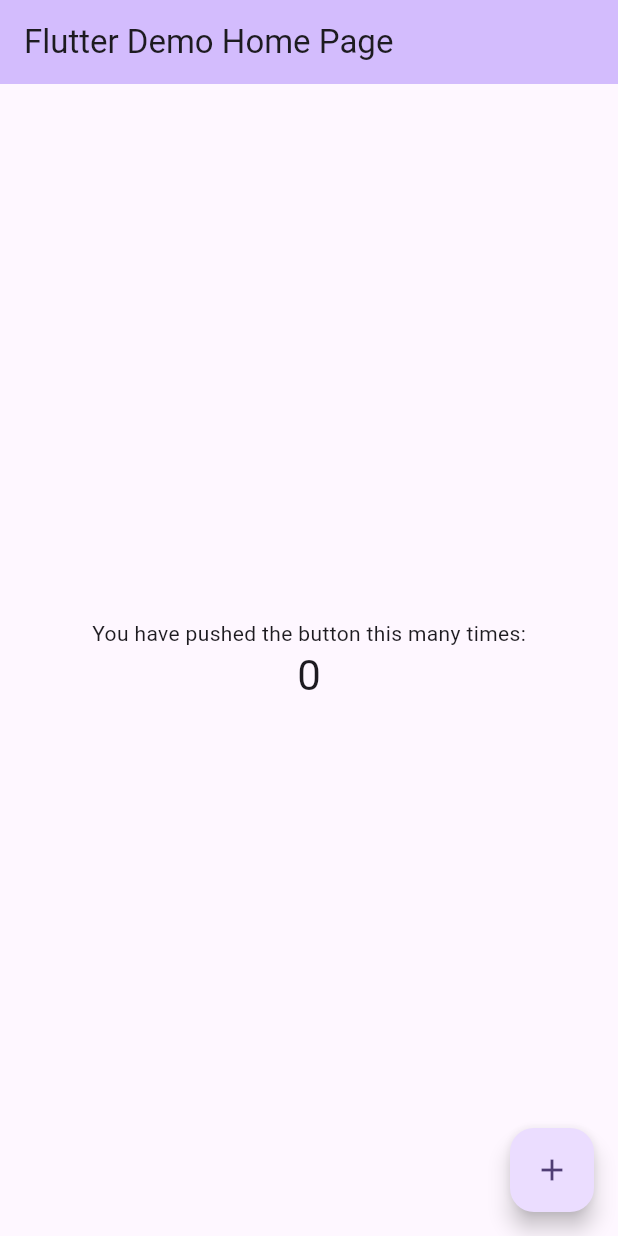
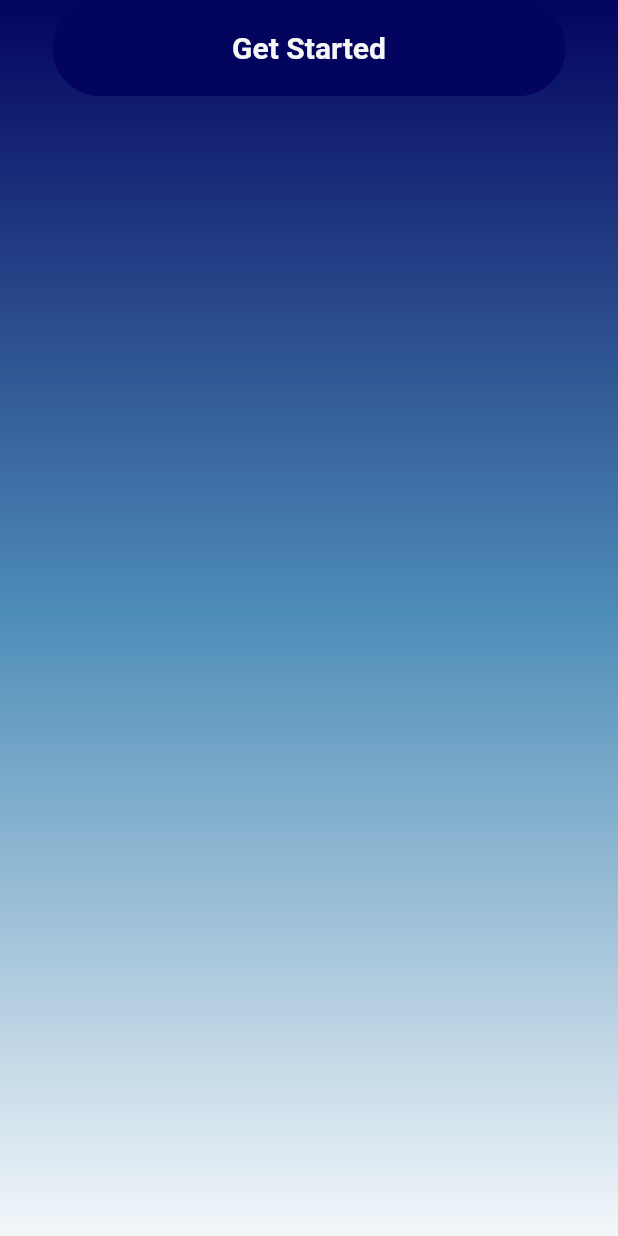
Before and after one commit to Bisho-George/Estegatha-mobile-application, a Flutter app: the screen it shows after launch, on a phone screen of 412 x 824 dp. Run offline on Flutter 3.47's test engine with Material 3 defaults, Android fonts, the phone set to English and light mode, and no system bars.

Commit message:
initLanding

```diff
--- /dev/null
+++ b/lib/authentication/presentation/pages/landing.dart
@@ -0,0 +1,37 @@
+import 'package:estegatha/components/buttons.dart';
+import 'package:flutter/material.dart';
+
+class LandingIntro extends StatelessWidget {
+  const LandingIntro({super.key});
+
+  @override
+  Widget build(BuildContext context) {
+    return Scaffold(
+      body: Container(
+        width: double.infinity,
+        decoration: const BoxDecoration(
+          gradient: LinearGradient(
+            begin: Alignment.topCenter,
+            end: Alignment.bottomCenter,
+            colors: [
+              Color(0xFF03045E),
+              Color(0xFF4F8EB9),
+              Color(0xFFF3F7FA)
+            ],
+          ),
+        ),
+        child: ListView(
+          children: <Widget>[
+            Align(
+              alignment: Alignment.bottomCenter,
+              child: CustomElevatedButton(
+                labelText: "Get Started",
+                onPressed: (){},
+              ),
+            )
+          ],
+        ),
+      ),
+    );
+  }
+}
--- /dev/null
+++ b/lib/components/buttons.dart
@@ -0,0 +1,45 @@
+import 'package:estegatha/utils/constant/colors.dart';
+import 'package:estegatha/utils/constant/sizes.dart';
+import 'package:flutter/material.dart';
+
+class CustomElevatedButton extends StatelessWidget {
+  const CustomElevatedButton({
+    super.key,
+    required this.onPressed,
+    required this.labelText,
+    this.formKey,
+  });
+
+  final GlobalKey<FormState>? formKey;
+  final void Function() onPressed;
+  final String labelText;
+
+  @override
+  Widget build(BuildContext context) {
+    return SizedBox(
+      width: ConstantSizes.buttonWidth,
+      height: ConstantSizes.buttonHeight
+      ,
+      child: ElevatedButton(
+        style: ElevatedButton.styleFrom(
+          elevation: 0,
+          foregroundColor: ConstantColors.light,
+          backgroundColor: ConstantColors.primary,
+          disabledForegroundColor: ConstantColors.darkGrey,
+          disabledBackgroundColor: ConstantColors.buttonDisabled,
+          side: const BorderSide(color: ConstantColors.primary),
+          padding:
+          const EdgeInsets.symmetric(vertical: ConstantSizes.buttonVerticalPadding, horizontal: ConstantSizes.buttonVerticalPadding),
+          textStyle: const TextStyle(
+              fontSize: ConstantSizes.buttonFontSize,
+              color: ConstantColors.textWhite,
+              fontWeight: FontWeight.w600),
+          shape: RoundedRectangleBorder(
+              borderRadius: BorderRadius.circular(ConstantSizes.buttonRadius)),
+        ),
+        onPressed: onPressed,
+        child: Text(labelText),
+      ),
+    );
+  }
+}
--- a/lib/main.dart
+++ b/lib/main.dart
@@ -1,3 +1,5 @@
+import 'package:estegatha/authentication/presentation/pages/landing.dart';
+import 'package:estegatha/components/buttons.dart';
 import 'package:flutter/material.dart';
 
 void main() {
@@ -10,116 +12,9 @@
   // This widget is the root of your application.
   @override
   Widget build(BuildContext context) {
-    return MaterialApp(
-      title: 'Flutter Demo',
-      theme: ThemeData(
-        // This is the theme of your application.
-        //
-        // TRY THIS: Try running your application with "flutter run". You'll see
-        // the application has a purple toolbar. Then, without quitting the app,
-        // try changing the seedColor in the colorScheme below to Colors.green
-        // and then invoke "hot reload" (save your changes or press the "hot
-        // reload" button in a Flutter-supported IDE, or press "r" if you used
-        // the command line to start the app).
-        //
-        // Notice that the counter didn't reset back to zero; the application
-        // state is not lost during the reload. To reset the state, use hot
-        // restart instead.
-        //
-        // This works for code too, not just values: Most code changes can be
-        // tested with just a hot reload.
-        colorScheme: ColorScheme.fromSeed(seedColor: Colors.deepPurple),
-        useMaterial3: true,
-      ),
-      home: const MyHomePage(title: 'Flutter Demo Home Page'),
+    return const MaterialApp(
+      debugShowCheckedModeBanner: false,
+      home: LandingIntro(),
     );
   }
 }
-
-class MyHomePage extends StatefulWidget {
-  const MyHomePage({super.key, required this.title});
-
-  // This widget is the home page of your application. It is stateful, meaning
-  // that it has a State object (defined below) that contains fields that affect
-  // how it looks.
-
-  // This class is the configuration for the state. It holds the values (in this
-  // case the title) provided by the parent (in this case the App widget) and
-  // used by the build method of the State. Fields in a Widget subclass are
-  // always marked "final".
-
-  final String title;
-
-  @override
-  State<MyHomePage> createState() => _MyHomePageState();
-}
-
-class _MyHomePageState extends State<MyHomePage> {
-  int _counter = 0;
-
-  void _incrementCounter() {
-    setState(() {
-      // This call to setState tells the Flutter framework that something has
-      // changed in this State, which causes it to rerun the build method below
-      // so that the display can reflect the updated values. If we changed
-      // _counter without calling setState(), then the build method would not be
-      // called again, and so nothing would appear to happen.
-      _counter++;
-    });
-  }
-
-  @override
-  Widget build(BuildContext context) {
-    // This method is rerun every time setState is called, for instance as done
-    // by the _incrementCounter method above.
-    //
-    // The Flutter framework has been optimized to make rerunning build methods
-    // fast, so that you can just rebuild anything that needs updating rather
-    // than having to individually change instances of widgets.
-    return Scaffold(
-      appBar: AppBar(
-        // TRY THIS: Try changing the color here to a specific color (to
-        // Colors.amber, perhaps?) and trigger a hot reload to see the AppBar
-        // change color while the other colors stay the same.
-        backgroundColor: Theme.of(context).colorScheme.inversePrimary,
-        // Here we take the value from the MyHomePage object that was created by
-        // the App.build method, and use it to set our appbar title.
-        title: Text(widget.title),
-      ),
-      body: Center(
-        // Center is a layout widget. It takes a single child and positions it
-        // in the middle of the parent.
-        child: Column(
-          // Column is also a layout widget. It takes a list of children and
-          // arranges them vertically. By default, it sizes itself to fit its
-          // children horizontally, and tries to be as tall as its parent.
-          //
-          // Column has various properties to control how it sizes itself and
-          // how it positions its children. Here we use mainAxisAlignment to
-          // center the children vertically; the main axis here is the vertical
-          // axis because Columns are vertical (the cross axis would be
-          // horizontal).
-          //
-          // TRY THIS: Invoke "debug painting" (choose the "Toggle Debug Paint"
-          // action in the IDE, or press "p" in the console), to see the
-          // wireframe for each widget.
-          mainAxisAlignment: MainAxisAlignment.center,
-          children: <Widget>[
-            const Text(
-              'You have pushed the button this many times:',
-            ),
-            Text(
-              '$_counter',
-              style: Theme.of(context).textTheme.headlineMedium,
-            ),
-          ],
-        ),
-      ),
-      floatingActionButton: FloatingActionButton(
-        onPressed: _incrementCounter,
-        tooltip: 'Increment',
-        child: const Icon(Icons.add),
-      ), // This trailing comma makes auto-formatting nicer for build methods.
-    );
-  }
-}
--- a/lib/utils/constant/sizes.dart
+++ b/lib/utils/constant/sizes.dart
@@ -9,6 +9,8 @@ class ConstantSizes {
   static const double md = 16.0;
   static const double lg = 24.0;
   static const double xl = 32.0;
+  static const double buttonVerticalPadding = 17.0;
+  static const double buttonHorizontalPadding = 65.0;
 
   // Icon sizes
   static const double iconXs = 12.0;
@@ -20,6 +22,7 @@ class ConstantSizes {
   static const double fontSizeSm = 14.0;
   static const double fontSizeMd = 16.0;
   static const double fontSizeLg = 18.0;
+  static const double buttonFontSize = 20.0;
 
   // Heading sizes
   static const double headingSm = 20.0;
@@ -33,9 +36,9 @@ class ConstantSizes {
   static const FontWeight fontWeightBold = FontWeight.w700;
 
   // Button sizes
-  static const double buttonHeight = 18.0;
-  static const double buttonRadius = 12.0;
-  static const double buttonWidth = 120.0;
+  static const double buttonHeight = 64.0;
+  static const double buttonRadius = 40.0;
+  static const double buttonWidth = 342.0;
   static const double buttonElevation = 4.0;
 
   // AppBar height
```
